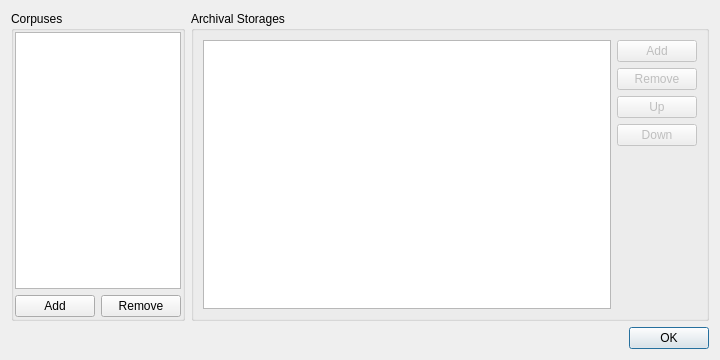
caxapyk/TPointer, file dialogs/structuredialog.ui: the form before one commit.
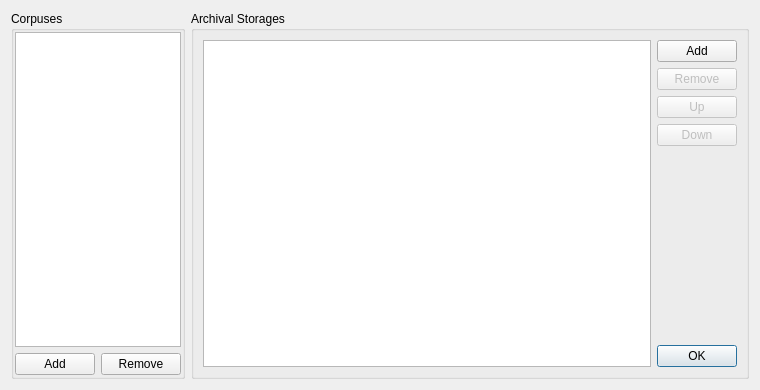
The form after the commit. Icons and pictures are not drawn.

Commit message: refactoring, structure dialog done, hierarchy model started

What changed in the file:
```diff
--- a/dialogs/structuredialog.ui
+++ b/dialogs/structuredialog.ui
@@ -6,10 +6,22 @@
    <rect>
     <x>0</x>
     <y>0</y>
-    <width>720</width>
-    <height>360</height>
+    <width>760</width>
+    <height>390</height>
    </rect>
   </property>
+  <property name="sizePolicy">
+   <sizepolicy hsizetype="Fixed" vsizetype="Fixed">
+    <horstretch>0</horstretch>
+    <verstretch>0</verstretch>
+   </sizepolicy>
+  </property>
+  <property name="maximumSize">
+   <size>
+    <width>760</width>
+    <height>390</height>
+   </size>
+  </property>
   <property name="windowTitle">
    <string>Structure of storage</string>
   </property>
@@ -17,6 +29,9 @@
    <iconset resource="../resources.qrc">
     <normaloff>:/icons/icon.png</normaloff>:/icons/icon.png</iconset>
   </property>
+  <property name="sizeGripEnabled">
+   <bool>false</bool>
+  </property>
   <layout class="QVBoxLayout" name="verticalLayout_3">
    <item>
     <layout class="QHBoxLayout" name="horizontalLayout">
@@ -111,7 +126,7 @@
           <item>
            <widget class="QPushButton" name="pB_storageAdd">
             <property name="enabled">
-             <bool>false</bool>
+             <bool>true</bool>
             </property>
             <property name="text">
              <string>Add</string>
@@ -146,6 +161,23 @@
             <property name="text">
              <string>Down</string>
             </property>
+            <property name="icon">
+             <iconset resource="../resources.qrc">
+              <normaloff>:/icons/arrow-top-16.png</normaloff>:/icons/arrow-top-16.png</iconset>
+            </property>
+           </widget>
+          </item>
+          <item alignment="Qt::AlignHCenter|Qt::AlignBottom">
+           <widget class="QDialogButtonBox" name="buttonBox">
+            <property name="orientation">
+             <enum>Qt::Vertical</enum>
+            </property>
+            <property name="standardButtons">
+             <set>QDialogButtonBox::Ok</set>
+            </property>
+            <property name="centerButtons">
+             <bool>false</bool>
+            </property>
            </widget>
           </item>
          </layout>
@@ -155,13 +187,6 @@
      </item>
     </layout>
    </item>
-   <item>
-    <widget class="QDialogButtonBox" name="buttonBox">
-     <property name="standardButtons">
-      <set>QDialogButtonBox::Ok</set>
-     </property>
-    </widget>
-   </item>
   </layout>
  </widget>
  <resources>
```
Left out of the diff: 59 changed lines with no effect on the pictures. The commit also changes 18 other files.
